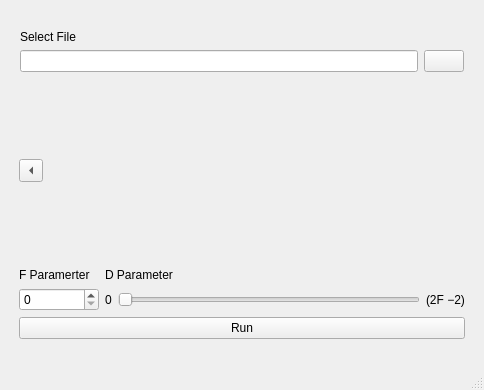
First picture: the form in mainwindow.ui, repository EmanueleGiannuzzi/DCT2_GUI, before the edit.
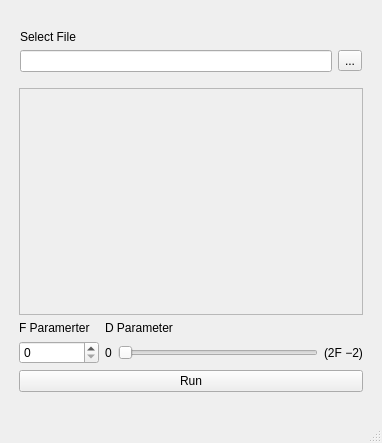
Second picture: the form after the edit.

Commit message: Added image viewer and preview widgets

```diff
--- a/mainwindow.ui
+++ b/mainwindow.ui
@@ -6,8 +6,8 @@
    <rect>
     <x>0</x>
     <y>0</y>
-    <width>484</width>
-    <height>390</height>
+    <width>382</width>
+    <height>443</height>
    </rect>
   </property>
   <property name="windowTitle">
@@ -33,7 +33,7 @@
        <number>20</number>
       </property>
       <item alignment="Qt::AlignTop">
-       <widget class="QWidget" name="" native="true">
+       <widget class="QWidget" name="widget" native="true">
         <layout class="QGridLayout" name="selectFileLayout">
          <property name="leftMargin">
           <number>1</number>
@@ -61,15 +61,9 @@
           </widget>
          </item>
          <item row="2" column="1">
-          <widget class="QPushButton" name="openFileButton">
+          <widget class="QToolButton" name="toolButton">
            <property name="text">
-            <string/>
-           </property>
-           <property name="iconSize">
-            <size>
-             <width>16</width>
-             <height>16</height>
-            </size>
+            <string>...</string>
            </property>
           </widget>
          </item>
@@ -79,13 +73,20 @@
       <item>
        <layout class="QVBoxLayout" name="previewLayout">
         <item>
-         <widget class="QToolButton" name="toolButton">
-          <property name="text">
-           <string>...</string>
+         <widget class="QScrollArea" name="scrollArea">
+          <property name="widgetResizable">
+           <bool>true</bool>
           </property>
-          <property name="arrowType">
-           <enum>Qt::LeftArrow</enum>
-          </property>
+          <widget class="QWidget" name="scrollAreaWidgetContents">
+           <property name="geometry">
+            <rect>
+             <x>0</x>
+             <y>0</y>
+             <width>340</width>
+             <height>202</height>
+            </rect>
+           </property>
+          </widget>
          </widget>
         </item>
        </layout>
```
Left out of the diff: 8 changed lines with no effect on the pictures. The commit also changes 3 other files.
